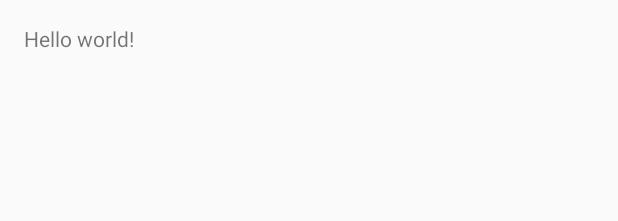
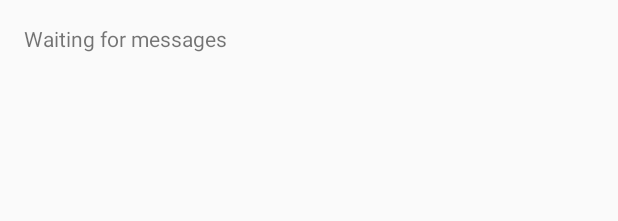
Before and after one commit to Jupiterrr/ok-lily, an Android app: the layout activity_main.xml on its own in the app's theme, with its tools: preview values and no code run, on a phone screen of 412 x 824 dp. Shown: the top 221 px of the screen. Run offline under Robolectric (Android 15) with nearby library versions, the phone set to English and light mode, and no system bars.

Commit message:
Android: change text strings

```diff
--- a/android/ok-lily-android-client/app/src/main/res/layout/activity_main.xml
+++ b/android/ok-lily-android-client/app/src/main/res/layout/activity_main.xml
@@ -10,7 +10,7 @@
 
     <TextView
         android:id="@+id/text"
-        android:text="@string/hello_world"
+        android:text="@string/text"
         android:layout_width="wrap_content"
         android:layout_height="wrap_content" />
 
--- a/android/ok-lily-android-client/app/src/main/res/values/strings.xml
+++ b/android/ok-lily-android-client/app/src/main/res/values/strings.xml
@@ -2,7 +2,7 @@
 <resources>
 
     <string name="app_name">ok-lily-android-client</string>
-    <string name="hello_world">Hello world!</string>
+    <string name="text">Waiting for messages</string>
     <string name="action_settings">Settings</string>
 
 </resources>
```
